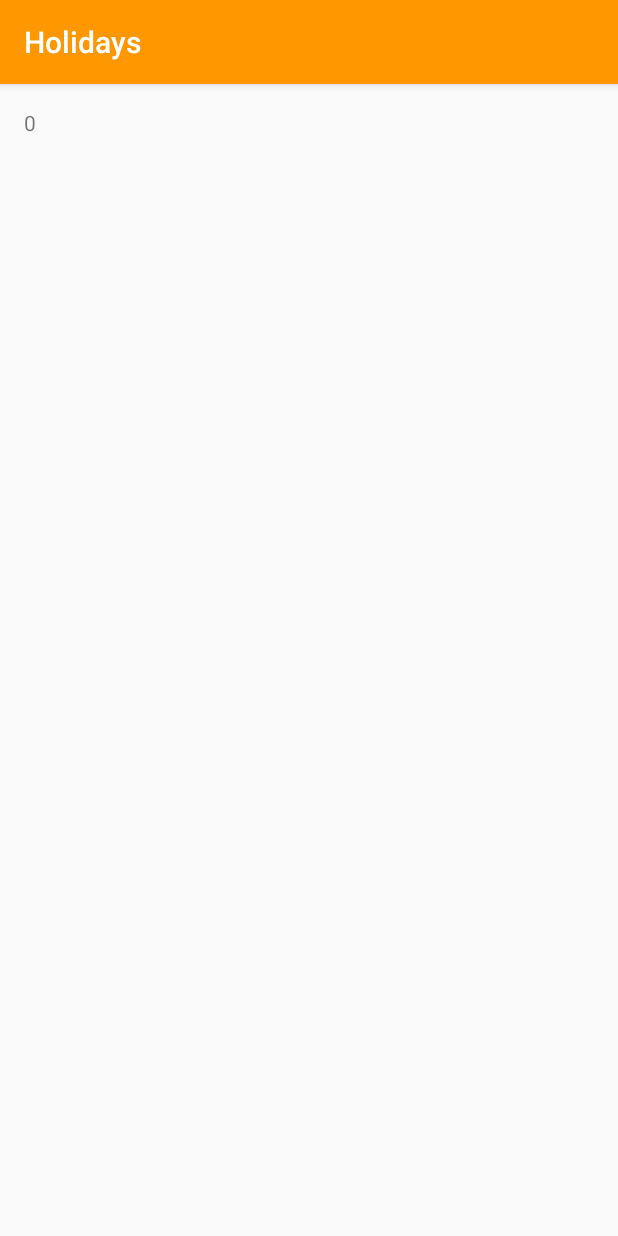
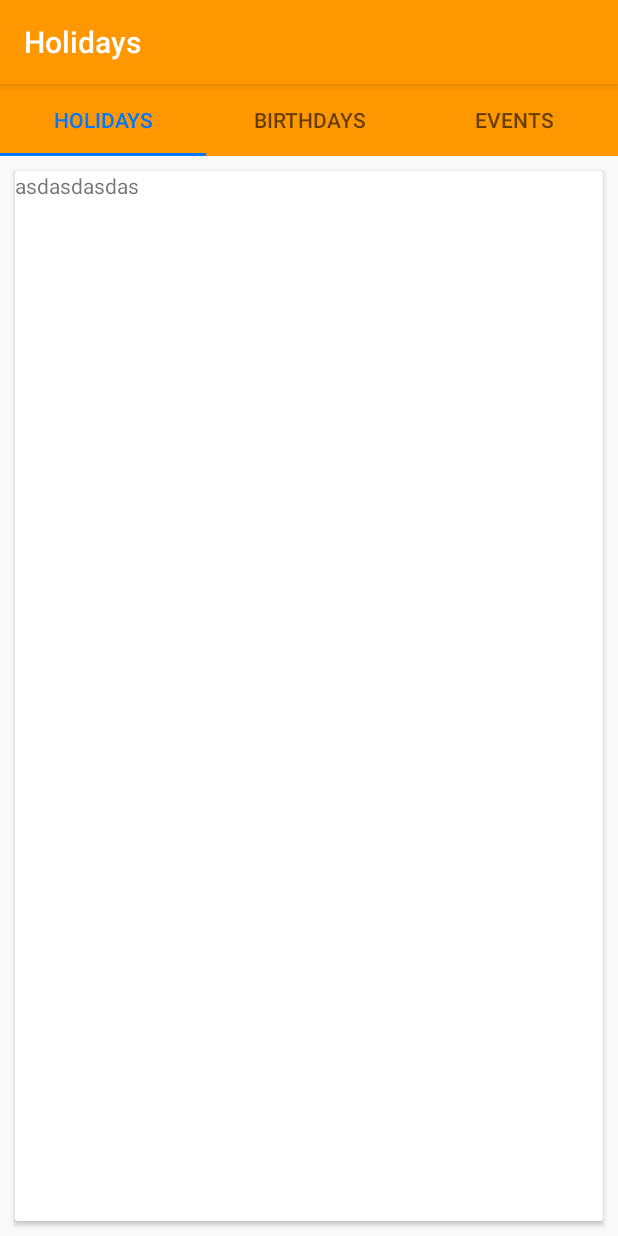
Before and after one commit to solandmedotru/Holidays, an Android app: the MainActivity screen opened directly, with no data from a screen before it, on a phone screen of 412 x 824 dp. Run offline under Robolectric (Android 15) with nearby library versions, the phone set to English and light mode, and no system bars.

Commit message:
Added tabs and recycler view with card

```diff
--- a/app/build.gradle
+++ b/app/build.gradle
@@ -27,8 +27,12 @@ dependencies {
     compile 'com.android.support:appcompat-v7:24.2.1'
     compile 'com.android.support:design:24.2.1'
     compile 'com.google.firebase:firebase-database:9.6.1'
+    compile 'com.android.support:support-v4:24.2.1'
     testCompile 'junit:junit:4.12'
+    compile 'com.android.support:cardview-v7:24.2.1'
+    compile 'com.android.support:recyclerview-v7:24.2.1'
 }
 
 
+
 apply plugin: 'com.google.gms.google-services'
--- a/app/src/main/java/ru/solandme/holidays/MainActivity.java
+++ b/app/src/main/java/ru/solandme/holidays/MainActivity.java
@@ -2,21 +2,29 @@ package ru.solandme.holidays;
 
 import android.content.Context;
 import android.content.SharedPreferences;
+import android.support.design.widget.TabLayout;
+import android.support.v4.view.ViewPager;
 import android.support.v7.app.AppCompatActivity;
 import android.os.Bundle;
-import android.widget.TextView;
+
+import ru.solandme.holidays.adapters.MyFragmentPagerAdapter;
 
 public class MainActivity extends AppCompatActivity {
+
+    SharedPreferences sharedPreferences;
 
     @Override
     protected void onCreate(Bundle savedInstanceState) {
         super.onCreate(savedInstanceState);
         setContentView(R.layout.activity_main);
 
-        TextView textView = (TextView) findViewById(R.id.textView);
+        sharedPreferences = getApplicationContext().getSharedPreferences("settings", Context.MODE_PRIVATE);
 
-        SharedPreferences sharedPreferences = getApplicationContext().getSharedPreferences("settings", Context.MODE_PRIVATE);
-        String text = String.valueOf(sharedPreferences.getInt("country", 0));
-        textView.setText(text);
+        ViewPager viewPager = (ViewPager) findViewById(R.id.main_view_pager);
+        viewPager.setAdapter(new MyFragmentPagerAdapter(getSupportFragmentManager(), MainActivity.this));
+
+        TabLayout tabLayout = (TabLayout) findViewById(R.id.main_sliding_tabs);
+        tabLayout.setupWithViewPager(viewPager);
+
     }
 }
--- /dev/null
+++ b/app/src/main/java/ru/solandme/holidays/PageFragment.java
@@ -0,0 +1,54 @@
+package ru.solandme.holidays;
+
+import android.os.Bundle;
+import android.support.annotation.Nullable;
+import android.support.v4.app.Fragment;
+import android.support.v7.widget.LinearLayoutManager;
+import android.support.v7.widget.RecyclerView;
+import android.view.LayoutInflater;
+import android.view.View;
+import android.view.ViewGroup;
+
+import ru.solandme.holidays.adapters.MyAdapter;
+
+public class PageFragment extends Fragment {
+
+    public static final String ARG_PAGE = "ARG_PAGE";
+
+    int page;
+
+    public PageFragment() {
+        // Required empty public constructor
+    }
+
+    public static PageFragment newInstance(int page) {
+        Bundle args = new Bundle();
+        args.putInt(ARG_PAGE, page);
+        PageFragment pageFragment = new PageFragment();
+        pageFragment.setArguments(args);
+        return pageFragment;
+    }
+
+    @Override
+    public void onCreate(@Nullable Bundle savedInstanceState) {
+        super.onCreate(savedInstanceState);
+        page = getArguments().getInt(ARG_PAGE);
+    }
+
+    @Override
+    public View onCreateView(LayoutInflater inflater, ViewGroup container,
+                             Bundle savedInstanceState) {
+
+        View rootView = inflater.inflate(R.layout.fragment_page, container, false);
+        RecyclerView holidayRV = (RecyclerView) rootView.findViewById(R.id.holidayRecyclerView);
+
+        MyAdapter adapter = new MyAdapter(page);
+        holidayRV.setAdapter(adapter);
+
+        LinearLayoutManager linearLayoutManager = new LinearLayoutManager(getActivity());
+        holidayRV.setLayoutManager(linearLayoutManager);
+
+        return rootView;
+    }
+
+}
--- /dev/null
+++ b/app/src/main/java/ru/solandme/holidays/adapters/MyAdapter.java
@@ -0,0 +1,61 @@
+package ru.solandme.holidays.adapters;
+
+import android.support.v7.widget.CardView;
+import android.support.v7.widget.RecyclerView;
+import android.view.LayoutInflater;
+import android.view.View;
+import android.view.ViewGroup;
+import android.widget.TextView;
+
+import ru.solandme.holidays.R;
+
+public class MyAdapter extends RecyclerView.Adapter<MyAdapter.MyViewHolder> {
+    String[] dataSet;
+
+    public class MyViewHolder extends RecyclerView.ViewHolder {
+
+        CardView cardView;
+        TextView holidayName;
+
+        public MyViewHolder(View itemView) {
+            super(itemView);
+
+            cardView = (CardView) itemView.findViewById(R.id.card_view);
+            holidayName = (TextView) itemView.findViewById(R.id.holiday_name);
+        }
+    }
+
+    public MyAdapter(int page) {
+        if (page == 0){
+            dataSet = new String[]{"asdasdasdas", "sdfds", "sdfsdfdsfsdf"};
+        }
+        if (page == 1){
+            dataSet = new String[]{"asdadsaxczassdsdasdas", "sdfsadasdds", "sdfasdadssdfdsfsdf"};
+        }
+        if (page == 2){
+            dataSet = new String[]{"asda545sdasdas", "sd46456fds", "sdfsd456456fdsfsdf"};
+        }
+    }
+
+    @Override
+    public MyAdapter.MyViewHolder onCreateViewHolder(ViewGroup parent, int viewType) {
+
+        View view = LayoutInflater.from(parent.getContext()).inflate(R.layout.recycler_items, parent, false);
+        MyViewHolder viewHolder = new MyViewHolder(view);
+        return viewHolder;
+    }
+
+    @Override
+    public void onBindViewHolder(MyAdapter.MyViewHolder holder, int position) {
+
+        holder.holidayName.setText(dataSet[position]);
+
+    }
+
+    @Override
+    public int getItemCount() {
+        return dataSet.length;
+    }
+
+
+}
--- /dev/null
+++ b/app/src/main/java/ru/solandme/holidays/adapters/MyFragmentPagerAdapter.java
@@ -0,0 +1,39 @@
+package ru.solandme.holidays.adapters;
+
+import android.content.Context;
+import android.support.v4.app.Fragment;
+import android.support.v4.app.FragmentManager;
+import android.support.v4.app.FragmentPagerAdapter;
+
+import ru.solandme.holidays.PageFragment;
+import ru.solandme.holidays.R;
+
+public class MyFragmentPagerAdapter extends FragmentPagerAdapter {
+
+    private Context context;
+    private String[] tabTitles;
+
+    public MyFragmentPagerAdapter(FragmentManager fm, Context context) {
+        super(fm);
+        this.context = context;
+        tabTitles = new String[]{
+                context.getString(R.string.tab1_name),
+                context.getString(R.string.tab2_name),
+                context.getString(R.string.tab3_name)};
+    }
+
+    @Override
+    public Fragment getItem(int position) {
+        return PageFragment.newInstance(position);
+    }
+
+    @Override
+    public int getCount() {
+        return tabTitles.length;
+    }
+
+    @Override
+    public CharSequence getPageTitle(int position) {
+        return tabTitles[position];
+    }
+}
--- a/app/src/main/res/drawable/spinner_bg.xml
+++ /dev/null
@@ -1,11 +0,0 @@
-<?xml version="1.0" encoding="utf-8"?>
-<shape xmlns:android="http://schemas.android.com/apk/res/android"
-    android:shape="rectangle">
-
-    <solid android:color="@color/colorPrimary" />
-    <corners android:radius="5dp" />
-    <stroke
-        android:width="2dp"
-        android:color="@color/colorPrimaryDark" />
-
-</shape>
--- a/app/src/main/res/layout/activity_main.xml
+++ b/app/src/main/res/layout/activity_main.xml
@@ -1,18 +1,28 @@
 <?xml version="1.0" encoding="utf-8"?>
-<RelativeLayout xmlns:android="http://schemas.android.com/apk/res/android"
+<LinearLayout xmlns:android="http://schemas.android.com/apk/res/android"
+    xmlns:app="http://schemas.android.com/apk/res-auto"
     xmlns:tools="http://schemas.android.com/tools"
-    android:id="@+id/activity_main"
     android:layout_width="match_parent"
     android:layout_height="match_parent"
-    android:paddingBottom="@dimen/activity_vertical_margin"
-    android:paddingLeft="@dimen/activity_horizontal_margin"
-    android:paddingRight="@dimen/activity_horizontal_margin"
-    android:paddingTop="@dimen/activity_vertical_margin"
+    android:orientation="vertical"
     tools:context="ru.solandme.holidays.MainActivity">
 
-    <TextView
-        android:id="@+id/textView"
-        android:layout_width="wrap_content"
+    <android.support.design.widget.TabLayout
+        android:id="@+id/main_sliding_tabs"
+        android:layout_width="match_parent"
         android:layout_height="wrap_content"
-        android:text="Hello World!" />
-</RelativeLayout>
+        android:background="@color/colorPrimary"
+        app:tabMode="fixed"
+        app:tabSelectedTextColor="@color/colorAccent">
+
+    </android.support.design.widget.TabLayout>
+
+    <android.support.v4.view.ViewPager
+        android:id="@+id/main_view_pager"
+        android:layout_width="match_parent"
+        android:layout_height="0dp"
+        android:layout_weight="1">
+
+    </android.support.v4.view.ViewPager>
+
+</LinearLayout>
--- /dev/null
+++ b/app/src/main/res/layout/fragment_page.xml
@@ -0,0 +1,14 @@
+<FrameLayout xmlns:android="http://schemas.android.com/apk/res/android"
+    xmlns:tools="http://schemas.android.com/tools"
+    android:layout_width="match_parent"
+    android:layout_height="match_parent"
+    tools:context="ru.solandme.holidays.PageFragment">
+
+    <android.support.v7.widget.RecyclerView
+        android:id="@+id/holidayRecyclerView"
+        android:layout_width="match_parent"
+        android:layout_height="match_parent">
+
+    </android.support.v7.widget.RecyclerView>
+
+</FrameLayout>
--- /dev/null
+++ b/app/src/main/res/layout/recycler_items.xml
@@ -0,0 +1,26 @@
+<?xml version="1.0" encoding="utf-8"?>
+<LinearLayout xmlns:android="http://schemas.android.com/apk/res/android"
+    android:layout_width="match_parent"
+    android:layout_height="match_parent"
+    android:orientation="vertical">
+
+
+    <android.support.v7.widget.CardView
+        android:id="@+id/card_view"
+        android:layout_width="match_parent"
+        android:layout_height="match_parent"
+        android:layout_margin="10dp">
+
+        <LinearLayout
+            android:layout_width="match_parent"
+            android:layout_height="match_parent"
+            android:orientation="horizontal">
+
+            <TextView
+                android:id="@+id/holiday_name"
+                android:layout_width="match_parent"
+                android:layout_height="wrap_content" />
+
+        </LinearLayout>
+    </android.support.v7.widget.CardView>
+</LinearLayout>
--- a/app/src/main/res/values/strings.xml
+++ b/app/src/main/res/values/strings.xml
@@ -7,4 +7,10 @@
         <item>Ukraine</item>
         <item>USA</item>
     </string-array>
+
+    <!-- TODO: Remove or change this placeholder text -->
+    <string name="hello_blank_fragment">Hello blank fragment</string>
+    <string name="tab1_name">Holidays</string>
+    <string name="tab2_name">Birthdays</string>
+    <string name="tab3_name">Events</string>
 </resources>
```
